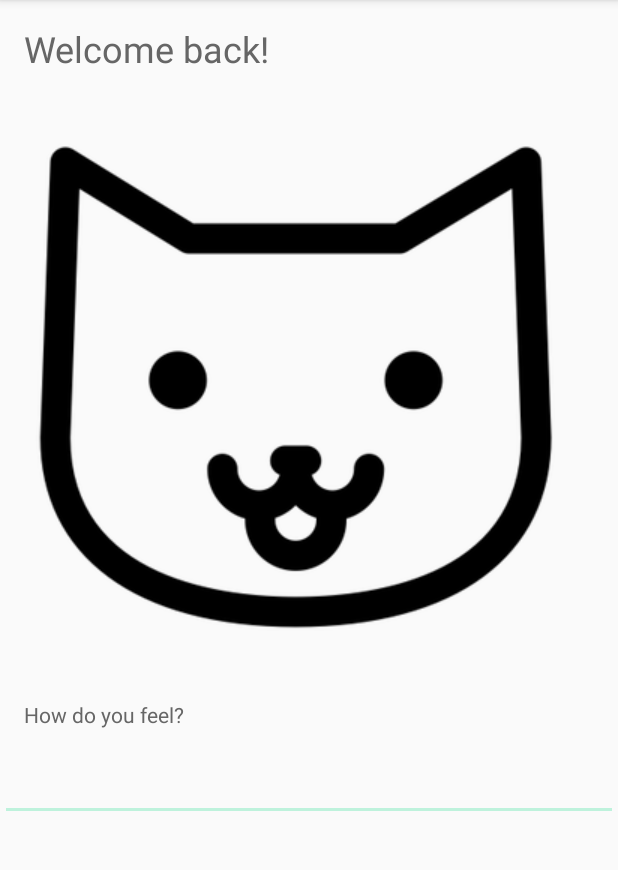
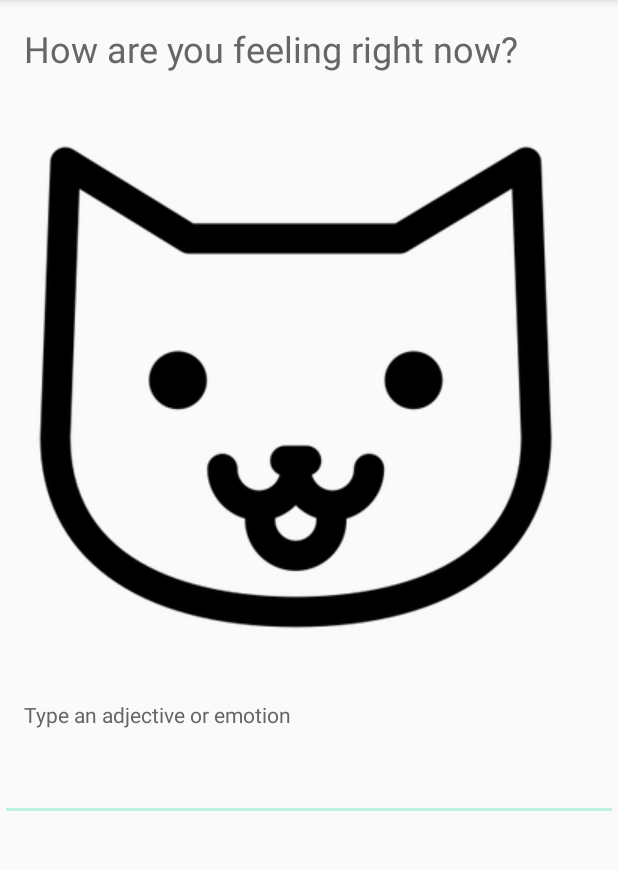
Before and after one commit to ronniehung/petcbt, an Android app: the screen it shows after launch (MainActivity), on a phone screen of 412 x 824 dp, the part 84-954 px from its top. Run offline under Robolectric (Android 15) with nearby library versions, the phone set to English and light mode, and no system bars.

Commit message:
Replaced "welcome back" with message for speech bubble

```diff
--- a/app/src/main/java/com/example/android/petcbt/MainActivity.java
+++ b/app/src/main/java/com/example/android/petcbt/MainActivity.java
@@ -20,9 +20,6 @@ public class MainActivity extends AppCompatActivity {
         catView = (ImageView) findViewById(R.id.cat);
 //        describeFeeling = (EditText) findViewById(R.id.describe_feeling);
     }
-
-
-
 
     // read the text, if the string is in Negative or Positive, change the cat's appearance
     void evaluateFeeling(String text) {
--- a/app/src/main/res/layout/activity_main.xml
+++ b/app/src/main/res/layout/activity_main.xml
@@ -14,11 +14,9 @@
         android:layout_height="wrap_content"
         android:paddingLeft="16dp"
         android:paddingTop="16dp"
-
         android:textColor="@color/textPrimary"
-
         android:textSize="24sp"
-        android:text="Welcome back!" />
+        android:text="How are you feeling right now?" />
 
     <ImageView
         android:id="@+id/cat"
@@ -31,7 +29,7 @@
         android:layout_height="wrap_content"
         android:padding="16dp"
         android:textColor="@color/textPrimary"
-        android:text="@string/how_do_you_feel"/>
+        android:text="Type an adjective or emotion"/>
 
     <AutoCompleteTextView
         android:id="@+id/feeling_input"
@@ -40,5 +38,14 @@
         android:inputType="textAutoComplete"
         android:textColor="@color/textPrimary"/>
 
+    <ListView
+        android:layout_width="match_parent"
+        android:layout_height="match_parent"
+        android:id="@+id/selectEmotion">
+
+
+
+    </ListView>
+
 
 </LinearLayout>
```
